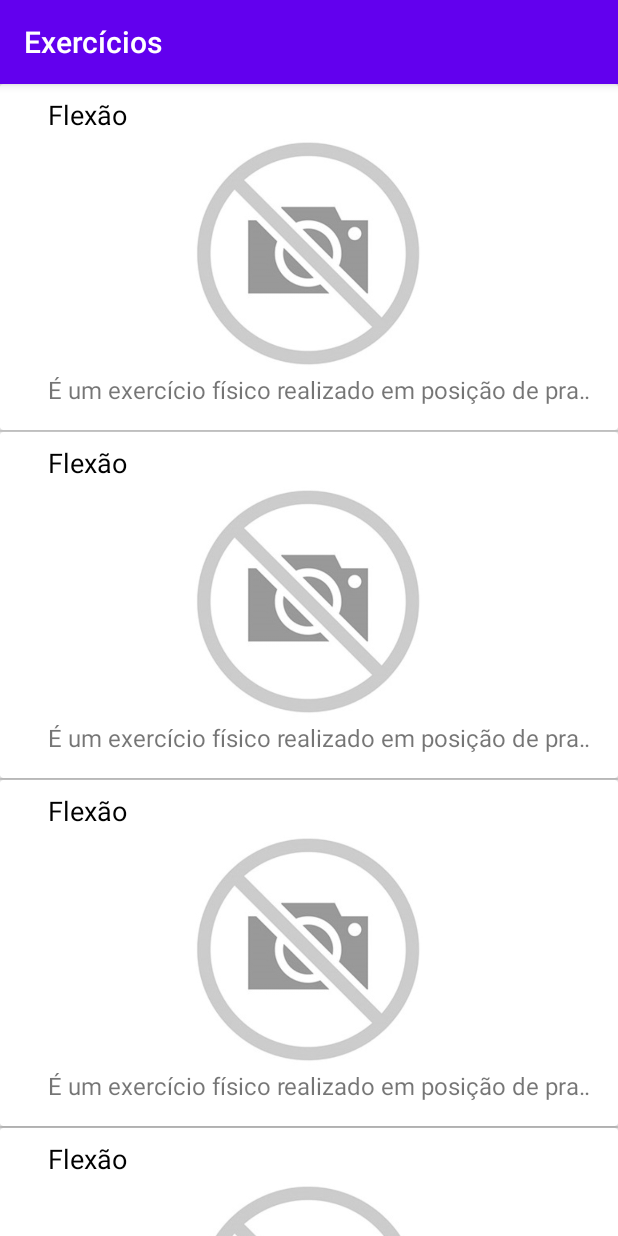
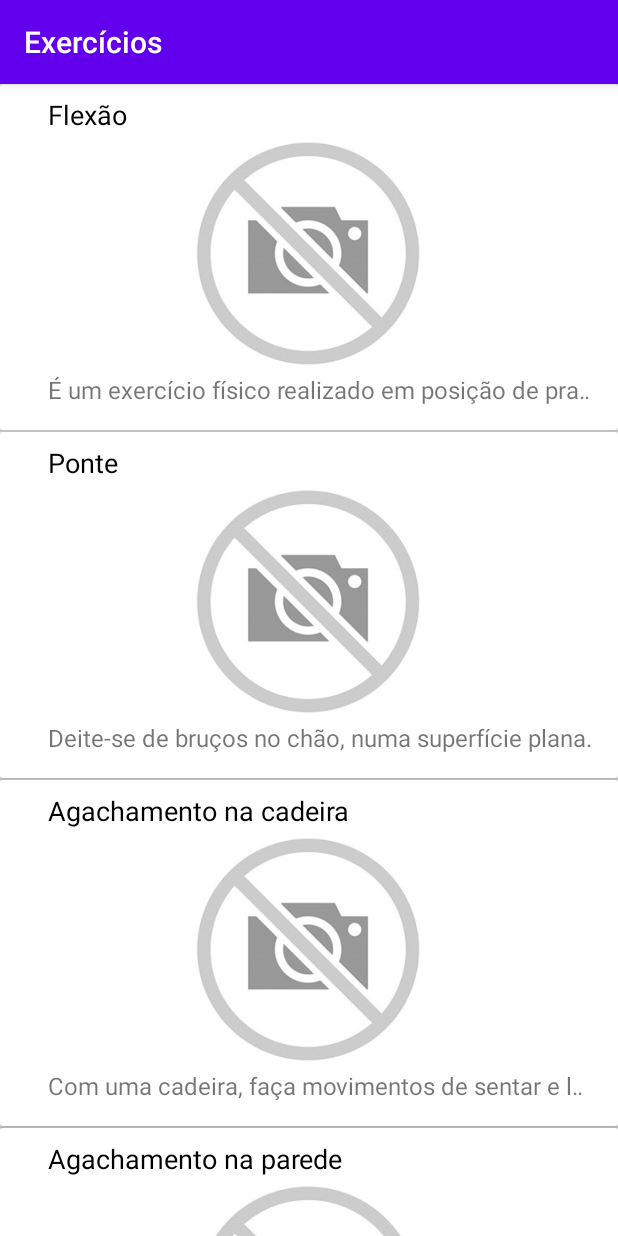
Before and after one commit to cristiano-arch/LealAppsChallenge, an Android app: the ExerciseActivity screen opened directly, with no data from a screen before it, on a phone screen of 412 x 824 dp. Run offline under Robolectric (Android 15) with nearby library versions, the phone set to English and light mode, and no system bars.

Commit message:
Implementing ExercisesBuilder
Displaying mocked data into Exercises Recyclerview

```diff
--- /dev/null
+++ b/app/src/main/java/com/andcris/lealappschallenge/models/Exercise.java
@@ -0,0 +1,41 @@
+package com.andcris.lealappschallenge.models;
+
+public class Exercise {
+
+    private String name;
+    private int image;
+    private String description;
+
+    public Exercise() {
+    }
+
+    public Exercise(String name, int image, String description) {
+        this.name = name;
+        this.image = image;
+        this.description = description;
+    }
+
+    public String getName() {
+        return name;
+    }
+
+    public void setName(String name) {
+        this.name = name;
+    }
+
+    public int getImage() {
+        return image;
+    }
+
+    public void setImage(int image) {
+        this.image = image;
+    }
+
+    public String getDescription() {
+        return description;
+    }
+
+    public void setDescription(String description) {
+        this.description = description;
+    }
+}
--- a/app/src/main/java/com/andcris/lealappschallenge/presentation/activities/ExerciseActivity.java
+++ b/app/src/main/java/com/andcris/lealappschallenge/presentation/activities/ExerciseActivity.java
@@ -7,7 +7,12 @@ import android.os.Bundle;
 
 import com.andcris.lealappschallenge.R;
 import com.andcris.lealappschallenge.databinding.ActivityExerciseBinding;
+import com.andcris.lealappschallenge.models.Exercise;
+import com.andcris.lealappschallenge.models.Workout;
 import com.andcris.lealappschallenge.presentation.adapters.ExerciseAdapter;
+
+import java.util.Arrays;
+import java.util.List;
 
 public class ExerciseActivity extends AppCompatActivity {
 
@@ -17,9 +22,22 @@ public class ExerciseActivity extends AppCompatActivity {
         super.onCreate(savedInstanceState);
         setContentView(activityExerciseBinding.getRoot());
 
-        ExerciseAdapter ExerciseAdapter = new ExerciseAdapter();
+        ExerciseAdapter ExerciseAdapter = new ExerciseAdapter(exercisesBuilder());
         activityExerciseBinding.exerciseActivityRvExercise.setAdapter(ExerciseAdapter);
         activityExerciseBinding.exerciseActivityRvExercise.addItemDecoration(new DividerItemDecoration(
                 activityExerciseBinding.exerciseActivityRvExercise.getContext(), DividerItemDecoration.VERTICAL));
     }
+
+    public List<Exercise> exercisesBuilder() {
+        return Arrays.asList(new Exercise("Flexão", R.drawable.blank, "É um exercício físico realizado em posição de prancha."),
+                new Exercise("Ponte", R.drawable.blank, "Deite-se de bruços no chão, numa superfície plana."),
+                new Exercise("Agachamento na cadeira", R.drawable.blank, "Com uma cadeira, faça movimentos de sentar e levantar."),
+                new Exercise("Agachamento na parede", R.drawable.blank, "Apoie as costas na parede e busque manter os joelhos flexionados."),
+                new Exercise("Aviãozinho", R.drawable.blank, "De pé, recline o tronco para frente enquanto levata uma das pernas para trás."),
+                new Exercise("Abdominal", R.drawable.blank, "Deite-se de barriga para cima, faça movimentos de elevação do tronco em direção dos joelhos."),
+                new Exercise("Remada", R.drawable.blank, "Apoie-se com uma das mãos na altura do peitoral e realize movimentos de ida e vinda."),
+                new Exercise("Extensão dos pés", R.drawable.blank, "De pé, com o corpo ereto, erga-se na ponta dos pés, subindo e descendo."),
+                new Exercise("Pular corda", R.drawable.blank, "Pule a corda!"),
+                new Exercise("Corrida", R.drawable.blank, "Corra!"));
+    }
 }
--- a/app/src/main/java/com/andcris/lealappschallenge/presentation/adapters/ExerciseAdapter.java
+++ b/app/src/main/java/com/andcris/lealappschallenge/presentation/adapters/ExerciseAdapter.java
@@ -8,8 +8,18 @@ import androidx.recyclerview.widget.RecyclerView;
 
 import com.andcris.lealappschallenge.R;
 import com.andcris.lealappschallenge.databinding.ExerciseItemBinding;
+import com.andcris.lealappschallenge.models.Exercise;
+
+import java.util.List;
 
 public class ExerciseAdapter extends RecyclerView.Adapter<ExerciseAdapter.ExerciseViewHolder> {
+
+    List<Exercise> exerciseList;
+
+    public ExerciseAdapter(List<Exercise> exerciseList) {
+        this.exerciseList = exerciseList;
+    }
+
     @NonNull
     @Override
     public ExerciseAdapter.ExerciseViewHolder onCreateViewHolder(@NonNull ViewGroup parent, int viewType) {
@@ -18,14 +28,16 @@ public class ExerciseAdapter extends RecyclerView.Adapter<ExerciseAdapter.Exerci
 
     @Override
     public void onBindViewHolder(@NonNull ExerciseAdapter.ExerciseViewHolder holder, int position) {
-        holder.exerciseItemBinding.rvExerciseTvName.setText("Flexão");
-        holder.exerciseItemBinding.rvExerciseIvImage.setImageResource(R.drawable.blank);
-        holder.exerciseItemBinding.rvExerciseTvDescription.setText("É um exercício físico realizado em posição de prancha");
+        Exercise exercise = exerciseList.get(position);
+
+        holder.exerciseItemBinding.rvExerciseTvName.setText(exercise.getName());
+        holder.exerciseItemBinding.rvExerciseIvImage.setImageResource(exercise.getImage());
+        holder.exerciseItemBinding.rvExerciseTvDescription.setText(exercise.getDescription());
     }
 
     @Override
     public int getItemCount() {
-        return 5;
+        return exerciseList != null ? exerciseList.size() : 0;
     }
 
     public static class ExerciseViewHolder extends RecyclerView.ViewHolder {
```
